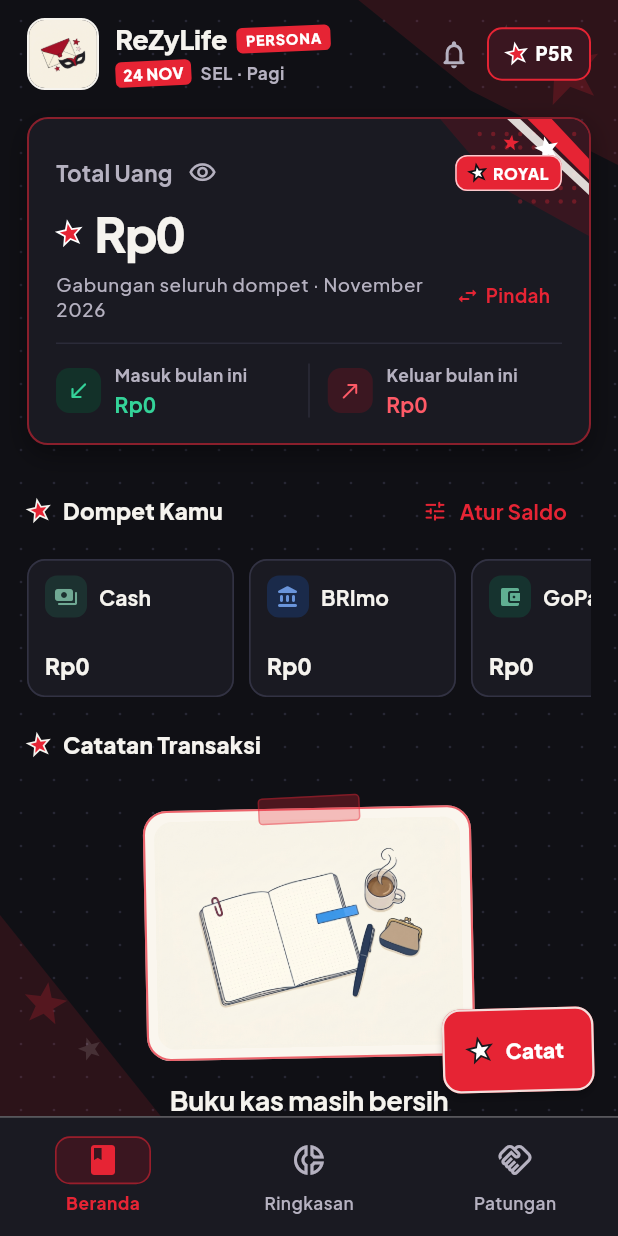
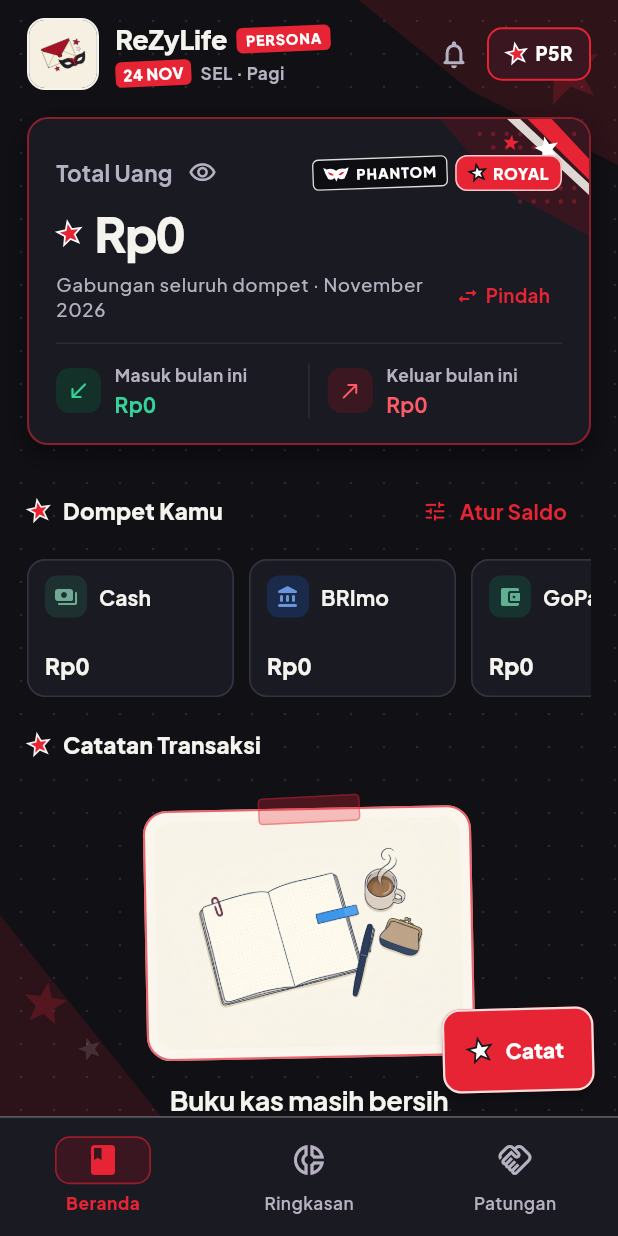
Before and after one commit to syahreza01x/ReZyLife, a Flutter app: the screen it shows after launch, after a tap on "P3R", on a phone screen of 412 x 824 dp. Run offline on Flutter 3.47's test engine with Material 3 defaults, Android fonts, the phone set to English and light mode, and no system bars; our stand-ins replace shared_preferences, sqflite_common_ffi; accounts and stored records are empty.

Commit message:
Add P5R Phantom badge with Joker mask icon

```diff
--- a/lib/screens/home_screen.dart
+++ b/lib/screens/home_screen.dart
@@ -420,10 +420,11 @@ class _TotalBalanceCard extends StatelessWidget {
                     child: Row(
                       mainAxisSize: MainAxisSize.min,
                       children: [
-                        if (!isP5) ...[
+                        if (isP5)
+                          const PhantomMaskBadge()
+                        else
                           const SeesArmbandBadge(),
-                          const SizedBox(width: 5),
-                        ],
+                        const SizedBox(width: 5),
                         Container(
                           padding: const EdgeInsets.symmetric(
                             horizontal: 8,
--- a/lib/widgets/persona_motifs.dart
+++ b/lib/widgets/persona_motifs.dart
@@ -560,6 +560,147 @@ class SeesArmbandBadge extends StatelessWidget {
   }
 }
 
+/// Iconic Persona 5 Joker domino mask vector icon (sharp upswept white wing
+/// silhouette, pointed nose bridge, and fierce slanted eye cutouts).
+class PhantomMaskIcon extends StatelessWidget {
+  const PhantomMaskIcon({
+    super.key,
+    this.width = 18,
+    this.height = 10,
+    this.maskColor = Colors.white,
+    this.cutoutColor = const Color(0xFF0E0E13),
+  });
+
+  final double width;
+  final double height;
+  final Color maskColor;
+  final Color cutoutColor;
+
+  @override
+  Widget build(BuildContext context) {
+    return CustomPaint(
+      size: Size(width, height),
+      painter: _PhantomMaskPainter(
+        maskColor: maskColor,
+        cutoutColor: cutoutColor,
+      ),
+    );
+  }
+}
+
+class _PhantomMaskPainter extends CustomPainter {
+  const _PhantomMaskPainter({
+    required this.maskColor,
+    required this.cutoutColor,
+  });
+
+  final Color maskColor;
+  final Color cutoutColor;
+
+  @override
+  void paint(Canvas canvas, Size size) {
+    final w = size.width;
+    final h = size.height;
+
+    // Sharp upswept Joker domino mask silhouette.
+    final mask = Path()
+      ..moveTo(w * 0.50, h * 0.24) // forehead center dip
+      ..quadraticBezierTo(w * 0.34, h * 0.04, w * 0.14, h * 0.14)
+      ..lineTo(0, h * 0.04) // sharp left wing tip
+      ..quadraticBezierTo(w * 0.07, h * 0.48, w * 0.18, h * 0.78)
+      ..quadraticBezierTo(w * 0.34, h * 0.90, w * 0.43, h * 0.72)
+      ..lineTo(w * 0.50, h * 0.96) // pointed nose bridge
+      ..lineTo(w * 0.57, h * 0.72)
+      ..quadraticBezierTo(w * 0.66, h * 0.90, w * 0.82, h * 0.78)
+      ..quadraticBezierTo(w * 0.93, h * 0.48, w, h * 0.04) // sharp right wing tip
+      ..lineTo(w * 0.86, h * 0.14)
+      ..quadraticBezierTo(w * 0.66, h * 0.04, w * 0.50, h * 0.24)
+      ..close();
+
+    canvas.drawPath(
+      mask,
+      Paint()
+        ..color = maskColor
+        ..style = PaintingStyle.fill
+        ..isAntiAlias = true,
+    );
+
+    // Fierce slanted almond eye cutouts.
+    final leftEye = Path()
+      ..moveTo(w * 0.17, h * 0.34)
+      ..quadraticBezierTo(w * 0.31, h * 0.32, w * 0.41, h * 0.52)
+      ..quadraticBezierTo(w * 0.29, h * 0.64, w * 0.17, h * 0.34)
+      ..close();
+
+    final rightEye = Path()
+      ..moveTo(w * 0.83, h * 0.34)
+      ..quadraticBezierTo(w * 0.69, h * 0.32, w * 0.59, h * 0.52)
+      ..quadraticBezierTo(w * 0.71, h * 0.64, w * 0.83, h * 0.34)
+      ..close();
+
+    final eyePaint = Paint()
+      ..color = cutoutColor
+      ..style = PaintingStyle.fill
+      ..isAntiAlias = true;
+    canvas.drawPath(leftEye, eyePaint);
+    canvas.drawPath(rightEye, eyePaint);
+  }
+
+  @override
+  bool shouldRepaint(covariant _PhantomMaskPainter oldDelegate) =>
+      oldDelegate.maskColor != maskColor ||
+      oldDelegate.cutoutColor != cutoutColor;
+}
+
+/// P5R Phantom Thieves micro badge (obsidian black + iconic Joker domino mask
+/// + crisp white calling-card border), mirroring [SeesArmbandBadge] in P3R.
+class PhantomMaskBadge extends StatelessWidget {
+  const PhantomMaskBadge({super.key, this.label = 'PHANTOM'});
+
+  final String label;
+
+  @override
+  Widget build(BuildContext context) {
+    return Transform.rotate(
+      angle: -0.035,
+      child: Container(
+        padding: const EdgeInsets.symmetric(horizontal: 6.5, vertical: 2.5),
+        decoration: BoxDecoration(
+          color: const Color(0xFF0D0D12),
+          borderRadius: BorderRadius.circular(4),
+          border: Border.all(
+            color: Colors.white.withOpacity(0.85),
+            width: 0.9,
+          ),
+        ),
+        child: Row(
+          mainAxisSize: MainAxisSize.min,
+          children: [
+            const ExcludeSemantics(
+              child: PhantomMaskIcon(
+                width: 17,
+                height: 10,
+                maskColor: Colors.white,
+                cutoutColor: Color(0xFFE61B2E),
+              ),
+            ),
+            const SizedBox(width: 4.5),
+            Text(
+              label,
+              style: Theme.of(context).textTheme.labelSmall?.copyWith(
+                    fontSize: 9.5,
+                    color: Colors.white,
+                    fontWeight: FontWeight.w900,
+                    letterSpacing: 0.7,
+                  ),
+            ),
+          ],
+        ),
+      ),
+    );
+  }
+}
+
 /// Section header styled with a subtle Persona signature mark:
 /// - P3R: crisp diagonal cerulean slash ticks.
 /// - P5R: mini crimson 5-point star + subtle slanted ink underline accent.
```
